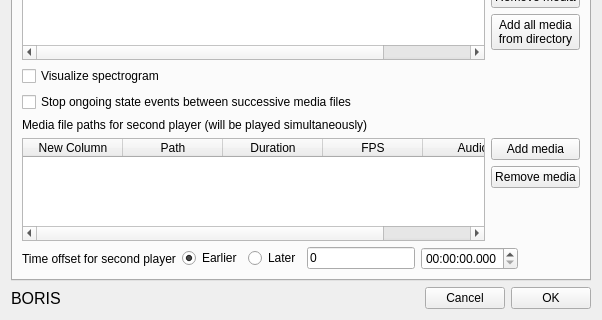
This is observation.ui in olivierfriard/BORIS as Qt 5 draws it before an edit; both pictures show x 0 to 602 and y 338 to 658 of the 602 by 658 pixel window. The edited form follows.
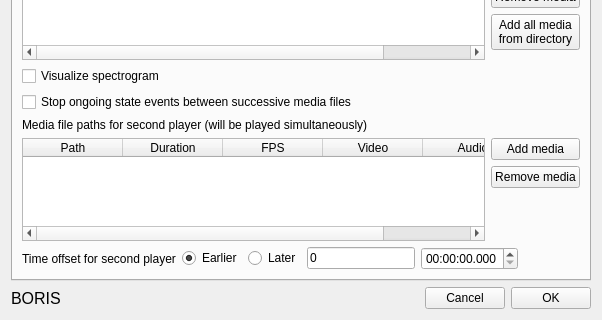
This is the edited form.

Patch:
```diff
--- a/observation.ui
+++ b/observation.ui
@@ -296,11 +296,6 @@
           <layout class="QHBoxLayout" name="horizontalLayout_5">
            <item>
             <widget class="QTableWidget" name="twVideo2">
-             <column>
-              <property name="text">
-               <string>New Column</string>
-              </property>
-             </column>
              <column>
               <property name="text">
                <string>Path</string>
@@ -316,6 +311,11 @@
                <string>FPS</string>
               </property>
              </column>
+             <column>
+              <property name="text">
+               <string>Video</string>
+              </property>
+             </column>
              <column>
               <property name="text">
                <string>Audio</string>
```
Left out of the diff: 5 changed lines with no effect on the pictures.
